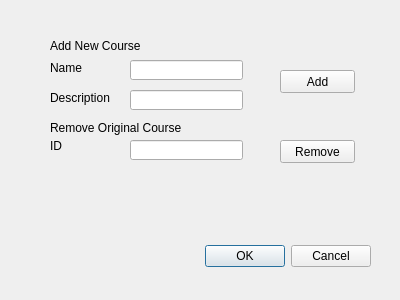
The window that insertcourse.ui (awmleer/grade-management) describes before a commit, drawn with Qt 5.
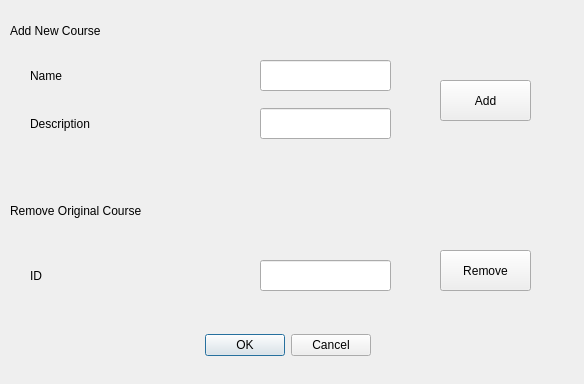
The same window after the commit.

Patch:
```diff
--- a/insertcourse.ui
+++ b/insertcourse.ui
@@ -6,8 +6,8 @@
    <rect>
     <x>0</x>
     <y>0</y>
-    <width>400</width>
-    <height>300</height>
+    <width>584</width>
+    <height>384</height>
    </rect>
   </property>
   <property name="windowTitle">
@@ -16,10 +16,10 @@
   <widget class="QDialogButtonBox" name="buttonBox">
    <property name="geometry">
     <rect>
-     <x>30</x>
-     <y>240</y>
-     <width>341</width>
-     <height>32</height>
+     <x>10</x>
+     <y>310</y>
+     <width>361</width>
+     <height>71</height>
     </rect>
    </property>
    <property name="orientation">
@@ -32,30 +32,30 @@
   <widget class="QLineEdit" name="CourseName">
    <property name="geometry">
     <rect>
-     <x>130</x>
+     <x>260</x>
      <y>60</y>
-     <width>113</width>
-     <height>20</height>
+     <width>131</width>
+     <height>31</height>
     </rect>
    </property>
   </widget>
   <widget class="QLineEdit" name="Description">
    <property name="geometry">
     <rect>
-     <x>130</x>
-     <y>90</y>
-     <width>113</width>
-     <height>20</height>
+     <x>260</x>
+     <y>108</y>
+     <width>131</width>
+     <height>31</height>
     </rect>
    </property>
   </widget>
   <widget class="QLabel" name="label_2">
    <property name="geometry">
     <rect>
-     <x>50</x>
+     <x>30</x>
      <y>60</y>
-     <width>71</width>
-     <height>16</height>
+     <width>211</width>
+     <height>31</height>
     </rect>
    </property>
    <property name="text">
@@ -65,10 +65,10 @@
   <widget class="QLabel" name="label_3">
    <property name="geometry">
     <rect>
-     <x>50</x>
-     <y>90</y>
-     <width>71</width>
-     <height>16</height>
+     <x>30</x>
+     <y>108</y>
+     <width>211</width>
+     <height>31</height>
     </rect>
    </property>
    <property name="text">
@@ -78,10 +78,10 @@
   <widget class="QLabel" name="label">
    <property name="geometry">
     <rect>
-     <x>50</x>
-     <y>30</y>
-     <width>131</width>
-     <height>31</height>
+     <x>10</x>
+     <y>10</y>
+     <width>541</width>
+     <height>41</height>
     </rect>
    </property>
    <property name="text">
@@ -91,10 +91,10 @@
   <widget class="QPushButton" name="pushButton">
    <property name="geometry">
     <rect>
-     <x>280</x>
-     <y>70</y>
-     <width>75</width>
-     <height>23</height>
+     <x>440</x>
+     <y>80</y>
+     <width>91</width>
+     <height>41</height>
     </rect>
    </property>
    <property name="text">
@@ -104,10 +104,10 @@
   <widget class="QLabel" name="label_4">
    <property name="geometry">
     <rect>
-     <x>50</x>
-     <y>120</y>
-     <width>141</width>
-     <height>16</height>
+     <x>10</x>
+     <y>190</y>
+     <width>561</width>
+     <height>41</height>
     </rect>
    </property>
    <property name="text">
@@ -117,20 +117,20 @@
   <widget class="QLineEdit" name="delCourseId">
    <property name="geometry">
     <rect>
-     <x>130</x>
-     <y>140</y>
-     <width>113</width>
-     <height>20</height>
+     <x>260</x>
+     <y>260</y>
+     <width>131</width>
+     <height>31</height>
     </rect>
    </property>
   </widget>
   <widget class="QLabel" name="label_5">
    <property name="geometry">
     <rect>
-     <x>50</x>
-     <y>140</y>
-     <width>54</width>
-     <height>12</height>
+     <x>30</x>
+     <y>260</y>
+     <width>101</width>
+     <height>31</height>
     </rect>
    </property>
    <property name="text">
@@ -140,10 +140,10 @@
   <widget class="QPushButton" name="pushButton_2">
    <property name="geometry">
     <rect>
-     <x>280</x>
-     <y>140</y>
-     <width>75</width>
-     <height>23</height>
+     <x>440</x>
+     <y>250</y>
+     <width>91</width>
+     <height>41</height>
     </rect>
    </property>
    <property name="text">
```
